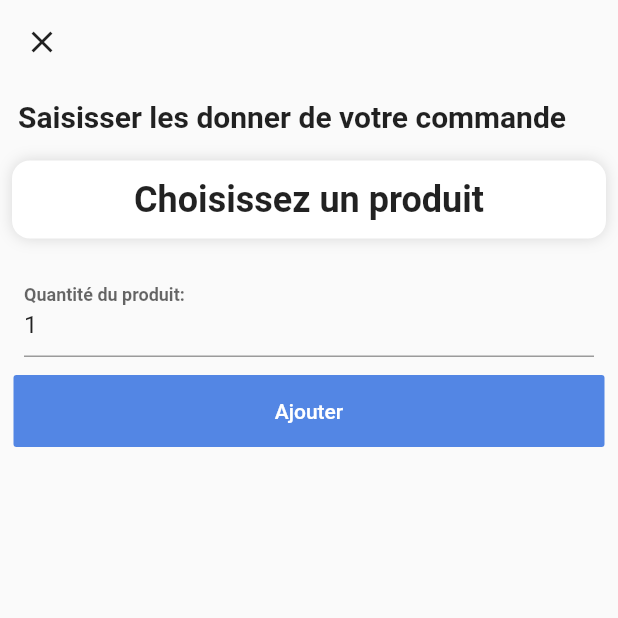
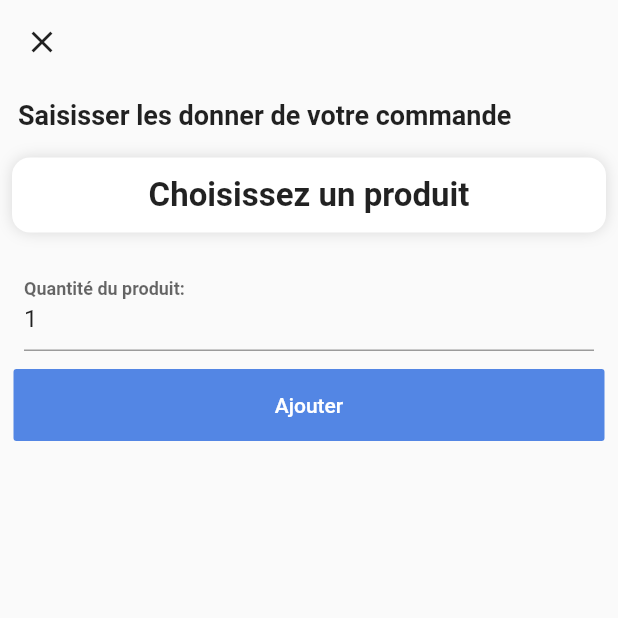
Before and after one commit to iabdousd/my_compta_app, a Flutter app: the CreateOrder screen opened directly, on a phone screen of 412 x 824 dp, the top half of it. Run offline on Flutter 3.47's test engine with Material 2 defaults, Android fonts, the phone set to English and light mode, and no system bars; our stand-ins replace curved_navigation_bar, fl_chart, get, hive, hive_flutter, image_picker; accounts and stored records are empty; Roboto replaces fonts that are missing (Popping).

Commit message:
added create product and order

```diff
--- a/lib/constants/memory.dart
+++ b/lib/constants/memory.dart
@@ -4,18 +4,50 @@ import 'package:my_compta_app/models/product/Product.dart';
 List<Product> products = [
   Product(
     id: 1,
-    title: 'iPhone X 64gb',
+    title: 'iPhone 12 128gb',
     createdAt: DateTime.now().subtract(Duration(days: 1, hours: 2, minutes: 3)),
     price: 18000,
     image: ImageMedia(
       id: 1,
       createdAt:
           DateTime.now().subtract(Duration(days: 1, hours: 2, minutes: 3)),
-        lastUse:
-            DateTime.now().subtract(Duration(days: 1, hours: 2, minutes: 3)),
+      lastUse: DateTime.now().subtract(Duration(days: 1, hours: 2, minutes: 3)),
       name: 'ix',
       ext: 'jpg',
       pathOfImage:
-            'https://www.bsetechnology.com/wp-content/uploads/2018/07/iPhoneX-silver-1.jpg'),
+          'https://www.bsetechnology.com/wp-content/uploads/2018/07/iPhoneX-silver-1.jpg',
+    ),
+  ),
+  Product(
+    id: 1,
+    title: 'iPhone 12 512gb',
+    createdAt: DateTime.now().subtract(Duration(days: 1, hours: 2, minutes: 3)),
+    price: 18000,
+    image: ImageMedia(
+      id: 1,
+      createdAt:
+          DateTime.now().subtract(Duration(days: 1, hours: 2, minutes: 3)),
+      lastUse: DateTime.now().subtract(Duration(days: 1, hours: 2, minutes: 3)),
+      name: 'ix',
+      ext: 'jpg',
+      pathOfImage:
+          'https://www.bsetechnology.com/wp-content/uploads/2018/07/iPhoneX-silver-1.jpg',
+    ),
+  ),
+  Product(
+    id: 1,
+    title: 'iPhone 12 1tb',
+    createdAt: DateTime.now().subtract(Duration(days: 1, hours: 2, minutes: 3)),
+    price: 18000,
+    image: ImageMedia(
+      id: 1,
+      createdAt:
+          DateTime.now().subtract(Duration(days: 1, hours: 2, minutes: 3)),
+      lastUse: DateTime.now().subtract(Duration(days: 1, hours: 2, minutes: 3)),
+      name: 'ix',
+      ext: 'jpg',
+      pathOfImage:
+          'https://www.bsetechnology.com/wp-content/uploads/2018/07/iPhoneX-silver-1.jpg',
+    ),
   ),
 ];
--- a/lib/models/transaction/Transaction.dart
+++ b/lib/models/transaction/Transaction.dart
@@ -23,4 +23,20 @@ class Transaction {
     @required this.amount,
     @required this.expense,
   });
+
+  Transaction copyWith({
+    int id,
+    String title,
+    DateTime createdAt,
+    double amount,
+    bool expense,
+  }) {
+    return Transaction(
+      id: id ?? this.id,
+      title: title ?? this.title,
+      createdAt: createdAt ?? this.createdAt,
+      amount: amount ?? this.amount,
+      expense: expense ?? this.expense,
+    );
+  }
 }
--- /dev/null
+++ b/lib/repositories/product/orders_repository.dart
@@ -0,0 +1,78 @@
+import '../../models/transaction/Transaction.dart';
+
+class OrdersRepository {
+  static Future<void> addOrder(Transaction transaction) async {
+    transactions.insert(
+      0,
+      transaction.copyWith(
+        id: transactions.length,
+      ),
+    );
+  }
+}
+
+List<Transaction> transactions = [
+  Transaction(
+    id: 0,
+    title: 'iPhone X 256gb',
+    createdAt: DateTime.now().subtract(
+      Duration(hours: 1),
+    ),
+    amount: 21000.00,
+    expense: false,
+  ),
+  Transaction(
+    id: 1,
+    title: 'Samsung Galaxy S11 64gb',
+    createdAt: DateTime.now().subtract(
+      Duration(days: 1, hours: 1),
+    ),
+    amount: 21000.00,
+    expense: false,
+  ),
+  Transaction(
+    id: 2,
+    title: 'Cable USB (iPhone XS)',
+    createdAt: DateTime.now().subtract(
+      Duration(days: 2, hours: 1),
+    ),
+    amount: 300.00,
+    expense: false,
+  ),
+  Transaction(
+    id: 3,
+    title: 'Bouteille de viens',
+    createdAt: DateTime.now().subtract(
+      Duration(days: 2, hours: 1),
+    ),
+    amount: 10.00,
+    expense: true,
+  ),
+  Transaction(
+    id: 4,
+    title: 'Facture SOMELEC',
+    createdAt: DateTime.now().subtract(
+      Duration(days: 3),
+    ),
+    amount: 3400.00,
+    expense: true,
+  ),
+  Transaction(
+    id: 5,
+    title: 'Le loyer du boutique #2',
+    createdAt: DateTime.now().subtract(
+      Duration(days: 3),
+    ),
+    amount: 4500.00,
+    expense: true,
+  ),
+  Transaction(
+    id: 6,
+    title: 'Le loyer du boutique #1',
+    createdAt: DateTime.now().subtract(
+      Duration(days: 3),
+    ),
+    amount: 4000.00,
+    expense: true,
+  ),
+];
--- a/lib/views/main-views/home/creation/CreateOrder.dart
+++ b/lib/views/main-views/home/creation/CreateOrder.dart
@@ -1,9 +1,13 @@
+import 'dart:io';
 import 'dart:ui';
 
 import 'package:flutter/material.dart';
 import 'package:get/get.dart';
 import 'package:my_compta_app/constants/memory.dart';
 import 'package:my_compta_app/models/product/Product.dart';
+import 'package:my_compta_app/repositories/product/orders_repository.dart';
+
+import '../../../../models/transaction/TransactionAdapter.dart';
 
 class CreateOrder extends StatefulWidget {
   @override
@@ -19,7 +23,7 @@ class _CreateOrderState extends State<CreateOrder> {
   Widget build(BuildContext context) {
     final titleStyle = TextStyle(
       fontWeight: FontWeight.w600,
-      fontSize: 20.0,
+      fontSize: 18.0,
       color: Colors.black87,
     );
 
@@ -67,47 +71,7 @@ class _CreateOrderState extends State<CreateOrder> {
                 child: Column(
                   children: [
                     TextButton(
-                      onPressed: () {
-                        showModalBottomSheet(
-                          context: context,
-                          builder: (context) {
-                            return Container(
-                              child: Column(
-                                crossAxisAlignment: CrossAxisAlignment.start,
-                                children: [
-                                  Padding(
-                                    padding: const EdgeInsets.all(12.0),
-                                    child: Text(
-                                      'Vos produit:',
-                                      style:
-                                          Theme.of(context).textTheme.headline6,
-                                    ),
-                                  ),
-                                  Expanded(
-                                    child: ListView.builder(
-                                      itemCount: products.length,
-                                      itemBuilder: (context, index) {
-                                        Product product = products[index];
-                                        return ListTile(
-                                          onTap: () {
-                                            selectedProduct = product;
-                                            setState(() {});
-                                            Navigator.of(context).pop();
-                                          },
-                                          leading: Image.network(
-                                            product.image.pathOfImage,
-                                          ),
-                                          title: Text(product.title),
-                                        );
-                                      },
-                                    ),
-                                  ),
-                                ],
-                              ),
-                            );
-                          },
-                        );
-                      },
+                      onPressed: chooseProduct,
                       child: Container(
                         padding: EdgeInsets.all(12.0),
                         width: MediaQuery.of(context).size.width,
@@ -127,9 +91,14 @@ class _CreateOrderState extends State<CreateOrder> {
                         ),
                         child: selectedProduct != null
                             ? ListTile(
-                                leading: Image.network(
-                                  selectedProduct.image.pathOfImage,
-                                ),
+                                leading: selectedProduct.image.pathOfImage
+                                        .startsWith('http')
+                                    ? Image.network(
+                                        selectedProduct.image.pathOfImage,
+                                      )
+                                    : Image.file(
+                                        File(selectedProduct.image.pathOfImage),
+                                      ),
                                 title: Text(selectedProduct.title,
                                     style: Theme.of(context).textTheme.headline6
                                     // .copyWith(color: Colors.white),
@@ -142,7 +111,8 @@ class _CreateOrderState extends State<CreateOrder> {
                                     .textTheme
                                     .headline5
                                     .copyWith(
-                                      fontWeight: FontWeight.w700,
+                                      fontWeight: FontWeight.w600,
+                                      fontSize: 22,
                                     ),
                               ),
                       ),
@@ -170,12 +140,16 @@ class _CreateOrderState extends State<CreateOrder> {
                               ),
                               controller: quantityController,
                               onFieldSubmitted: (t) {
-                                if (t.isEmpty) {
+                                if (t.isEmpty ||
+                                    int.tryParse(quantityController.text) ==
+                                        null ||
+                                    int.tryParse(quantityController.text) <=
+                                        0) {
                                   quantityController.text = '1';
-                                  setState(() {});
                                 }
+                                setState(() {});
                               },
-                              keyboardType: TextInputType.number,
+                              keyboardType: TextInputType.text,
                             ),
                           ),
                         ],
@@ -212,8 +186,61 @@ class _CreateOrderState extends State<CreateOrder> {
     );
   }
 
+  chooseProduct() {
+    showModalBottomSheet(
+      context: context,
+      builder: (context) {
+        return Container(
+          child: Column(
+            crossAxisAlignment: CrossAxisAlignment.start,
+            children: [
+              Padding(
+                padding: const EdgeInsets.all(12.0),
+                child: Text(
+                  'Vos produit:',
+                  style: Theme.of(context).textTheme.headline6,
+                ),
+              ),
+              Expanded(
+                child: ListView.builder(
+                  itemCount: products.length,
+                  itemBuilder: (context, index) {
+                    Product product = products[index];
+                    return ListTile(
+                      onTap: () {
+                        selectedProduct = product;
+                        setState(() {});
+                        Navigator.of(context).pop();
+                      },
+                      leading: product.image.pathOfImage.startsWith('http')
+                          ? Image.network(
+                              product.image.pathOfImage,
+                            )
+                          : Image.file(
+                              File(product.image.pathOfImage),
+                            ),
+                      title: Text(product.title),
+                    );
+                  },
+                ),
+              ),
+            ],
+          ),
+        );
+      },
+    );
+  }
+
   submitForm() async {
+    OrdersRepository.addOrder(
+      Transaction(
+        id: null,
+        title: selectedProduct.title,
+        createdAt: DateTime.now(),
+        amount: (selectedProduct.price * int.parse(quantityController.text)),
+        expense: true,
+      ),
+    );
     Navigator.of(context).pop();
-    //
   }
 }
```
Also changed, not shown: lib/views/main-views/home/creation/CreateProduct.dart (+30 -2 lines), lib/views/main-views/home/creation/main.dart (+8 -8 lines), lib/widgets/home/dashboard/DashboardTransactionsList.dart (+6 -66 lines), 8 other files. Lines whose indentation alone changed are shown as unchanged.
